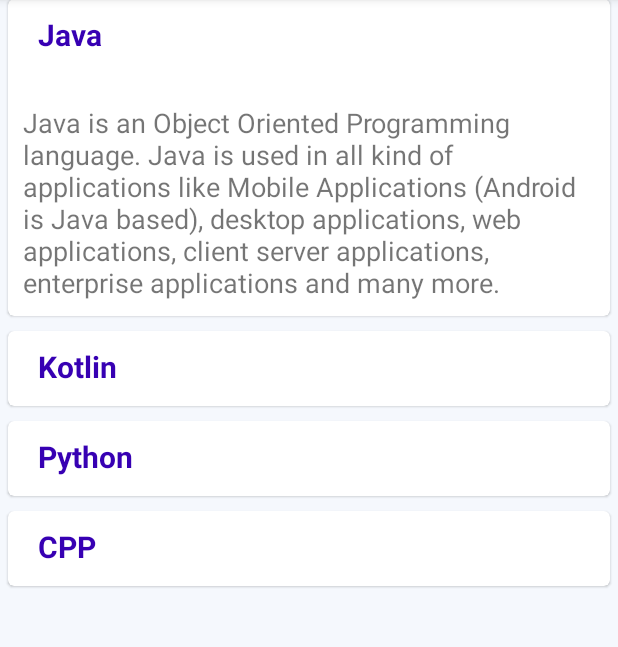
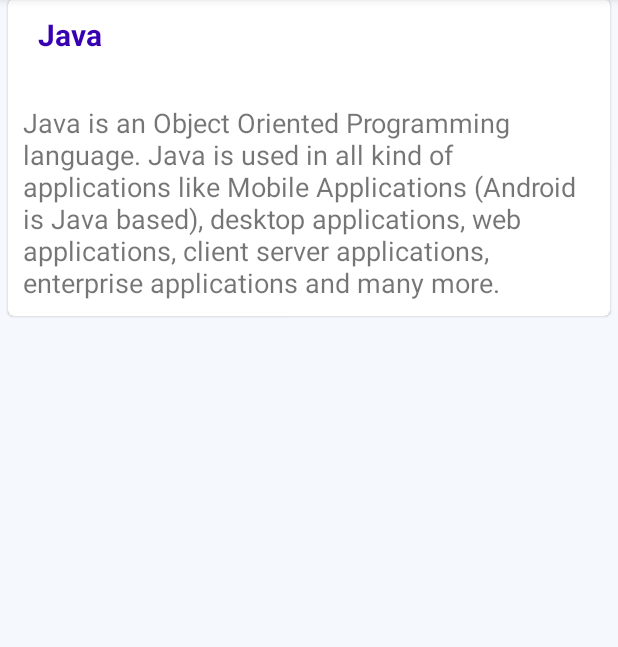
Before and after one commit to abdullahisik/todo-mvvm, an Android app: the screen it shows after launch (MainActivity), after a tap on "Java", on a phone screen of 412 x 824 dp, the part 85-732 px from its top. Run offline under Robolectric (Android 15) with nearby library versions, the light colour scheme and no system bars; our stand-ins replace Room's generated code.

Commit message:
update android studio

```diff
--- a/app/src/main/java/com/mitoz/todo/MainActivity.kt
+++ b/app/src/main/java/com/mitoz/todo/MainActivity.kt
@@ -5,27 +5,38 @@ import android.os.Bundle
 import androidx.lifecycle.Observer
 import androidx.lifecycle.ViewModelProvider
 import androidx.recyclerview.widget.LinearLayoutManager
+import androidx.room.Room
 import com.mitoz.todo.Adapters.AdaptersRecAdaptor
+import com.mitoz.todo.Database.DatabaseAppDatabase
+import com.mitoz.todo.Models.ModelsDao
+import com.mitoz.todo.Models.ModelsEntity
 import com.mitoz.todo.Models.ModelsModel
 import com.mitoz.todo.ViewModels.ViewModelsViewModel
 import com.mitoz.todo.databinding.ActivityMainBinding
+import kotlinx.coroutines.GlobalScope
+import kotlinx.coroutines.launch
 import kotlin.collections.ArrayList
 
 class MainActivity : AppCompatActivity() {
     private var _binding: ActivityMainBinding? = null
     private val binding get() = _binding!!
-
+    private lateinit var todoDao: ModelsDao
+    private lateinit var db: DatabaseAppDatabase
     private var languageList = ArrayList<ModelsModel>()
     private lateinit var rvAdapter: AdaptersRecAdaptor
     lateinit var viewModel: ViewModelsViewModel
+
     override fun onCreate(savedInstanceState: Bundle?) {
         super.onCreate(savedInstanceState)
         setContentView(R.layout.activity_main)
         _binding = ActivityMainBinding.inflate(layoutInflater)
         setContentView(binding.root)
-
         binding.rvList.layoutManager = LinearLayoutManager(this)
 
+        db = Room.databaseBuilder(this, DatabaseAppDatabase::class.java, "todo-list.db").build()
+
+
+insertData()
         rvAdapter = AdaptersRecAdaptor(languageList)
         binding.rvList.adapter = rvAdapter
 
@@ -36,32 +47,12 @@ class MainActivity : AppCompatActivity() {
                     "desktop applications, web applications, client server applications, enterprise applications and many more. ",
             false
         )
-        val language2 = ModelsModel(
-            "Kotlin",
-            "Kotlin is a statically typed, general-purpose programming language" +
-                    " developed by JetBrains, that has built world-class IDEs like IntelliJ IDEA, PhpStorm, Appcode, etc.",
-            false
-        )
-        val language3 = ModelsModel(
-            "Python",
-            "Python is a high-level, general-purpose and a very popular programming language." +
-                    " Python programming language (latest Python 3) is being used in web development, Machine Learning applications, " +
-                    "along with all cutting edge technology in Software Industry.",
-            false
-        )
-        val language4 = ModelsModel(
-            "CPP",
-            "C++ is a general purpose programming language and widely used now a days for " +
-                    "competitive programming. It has imperative, object-oriented and generic programming features. ",
-            false
-        )
+
+
+
 
         // add items to list
         languageList.add(language1)
-        languageList.add(language2)
-        languageList.add(language3)
-        languageList.add(language4)
-
         rvAdapter.notifyDataSetChanged()
 
 
@@ -78,6 +69,14 @@ class MainActivity : AppCompatActivity() {
     }
 
 }
+
+ private fun insertData() {
+
+
+    }
+
+
+
 //private fun accesText() {
 //    button.setOnClickListener {
 //        viewModel.currentNumber.value = ++viewModel.number
--- a/app/src/main/java/com/mitoz/todo/Models/ModelsDao.kt
+++ b/app/src/main/java/com/mitoz/todo/Models/ModelsDao.kt
@@ -4,7 +4,7 @@ import androidx.lifecycle.LiveData
 import androidx.room.*
 
 @Dao
-interface ModelsDao {
+interface ModelsDao  {
 
 
     @Query("SELECT * FROM todo_items")
--- a/app/src/main/java/com/mitoz/todo/Models/ModelsModel.kt
+++ b/app/src/main/java/com/mitoz/todo/Models/ModelsModel.kt
@@ -1,7 +1,11 @@
 package com.mitoz.todo.Models
+
+import android.graphics.Bitmap
 
 class ModelsModel(
     val name : String ="",
     val description : String= "",
+//    val schedule : Int= 0,
+//    val photograph : Bitmap,
     var expand : Boolean = false
 )
--- a/app/src/main/java/com/mitoz/todo/ViewModels/ViewModelsViewModel.kt
+++ b/app/src/main/java/com/mitoz/todo/ViewModels/ViewModelsViewModel.kt
@@ -5,12 +5,13 @@ import androidx.lifecycle.ViewModel
 import com.mitoz.todo.Models.ModelsModel
 
 class ViewModelsViewModel  : ViewModel(){
+    private var languageList = ArrayList<ModelsModel>()
 
     var number = 0
         val currentNumber: MutableLiveData<Int> by lazy {
         MutableLiveData<Int>()
     }
-    val taskList: MutableLiveData<ModelsModel> by lazy {
-        MutableLiveData<ModelsModel>()
+    val taskList: MutableLiveData<ArrayList<ModelsModel>> by lazy {
+        MutableLiveData<ArrayList<ModelsModel>>()
     }
 }
```
